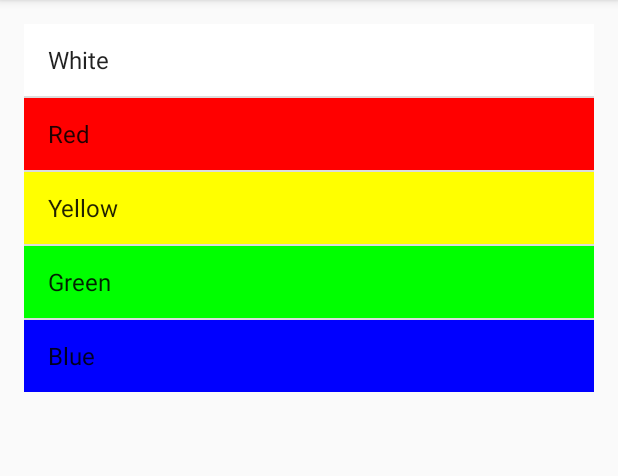
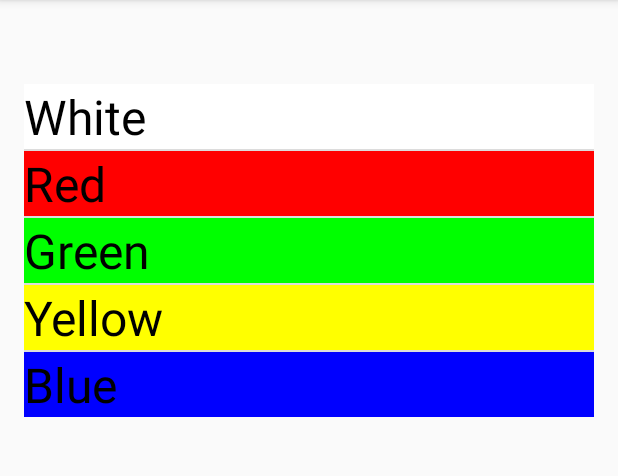
Before and after one commit to tuf23395/Lab3, an Android app: the screen it shows after launch (PaletteActivity), on a phone screen of 412 x 824 dp, the part 84-560 px from its top. Run offline under Robolectric (Android 15) with nearby library versions, the phone set to English and light mode, and no system bars.

Commit message:
Fragment Build

```diff
--- a/app/build.gradle
+++ b/app/build.gradle
@@ -8,8 +8,8 @@ android {
         applicationId "edu.temple.myapplication"
         minSdkVersion 23
         targetSdkVersion 24
-        versionCode 1
-        versionName "1.0"
+        versionCode 2
+        versionName "1.0.1-spanish"
     }
     buildTypes {
         release {
--- a/app/src/main/java/edu/temple/myapplication/CanvasActivity.java
+++ b/app/src/main/java/edu/temple/myapplication/CanvasActivity.java
@@ -13,6 +13,7 @@ import android.view.Window;
  * Created by Tom on 9/27/2016.
  */
 public class CanvasActivity extends AppCompatActivity {
+    static final String[] actualColors = {"White","Red","Green","Yellow","Blue"};
     @Override
     protected void onCreate(Bundle savedInstanceState) {
         super.onCreate(savedInstanceState);
@@ -24,10 +25,10 @@ public class CanvasActivity extends AppCompatActivity {
         Intent receivedIntent = getIntent();
 
         //  Grad the data that was passed.
-        String intentDataString = receivedIntent.getExtras().getString("Color");
+        int intentPosition = receivedIntent.getExtras().getInt("Position");
 
         View view = this.getWindow().getDecorView();
-        view.setBackgroundColor(Color.parseColor(intentDataString));;
+        view.setBackgroundColor(Color.parseColor(actualColors[intentPosition]));;
 
     }
 }
--- a/app/src/main/java/edu/temple/myapplication/CustomAdapter.java
+++ b/app/src/main/java/edu/temple/myapplication/CustomAdapter.java
@@ -5,11 +5,13 @@ import android.graphics.Color;
 import android.view.View;
 import android.view.ViewGroup;
 import android.widget.ArrayAdapter;
+import android.widget.TextView;
 
 /**
  * Created by Tom on 9/27/2016.
  */
 public    class CustomAdapter extends ArrayAdapter {
+    static final String[] actualColors = {"White","Red","Green","Yellow","Blue"};
     String[] Colors;
     public CustomAdapter(Context context, int resource, Object[] objects) {
         super(context, resource, objects);
@@ -19,14 +21,12 @@ public    class CustomAdapter extends ArrayAdapter {
     @Override
       public View getView(int position, View convertView, ViewGroup parent){
         View v = super.getView(position, convertView, parent);
-
-        v.setBackgroundColor(Color.parseColor(Colors[position]));
+        v.setBackgroundColor(Color.parseColor(actualColors[position]));
         return v;
     }
 
     public String getColor(int position, View convertView, ViewGroup parent){
         View v = super.getView(position, convertView, parent);
-
         return Colors[position];
     }
 }
--- a/app/src/main/java/edu/temple/myapplication/PaletteActivity.java
+++ b/app/src/main/java/edu/temple/myapplication/PaletteActivity.java
@@ -1,8 +1,12 @@
 package edu.temple.myapplication;
 
+import android.app.FragmentTransaction;
 import android.content.Intent;
+import android.content.res.Resources;
 import android.graphics.Color;
 import android.support.annotation.MainThread;
+import android.app.Fragment;
+import android.app.FragmentManager;
 import android.support.v7.app.AppCompatActivity;
 import android.os.Bundle;
 import android.view.View;
@@ -12,41 +16,54 @@ import android.widget.ListView;
 import android.widget.Spinner;
 import android.widget.Toast;
 
-public class PaletteActivity extends AppCompatActivity {
+public class PaletteActivity extends AppCompatActivity implements PaletteFragment.colorInterface {
+    boolean twoPanes;
     boolean firstRun = true;
-    String[] strings = {"White", "Red", "Yellow", "Green", "Blue"};
+
+
     CustomAdapter adapter;
     @Override
     protected void onCreate(Bundle savedInstanceState) {
         super.onCreate(savedInstanceState);
         setContentView(R.layout.activity_main);
 
-
-        ListView listView = (ListView) findViewById(R.id.listView);
+        twoPanes = (findViewById(R.id.canvasFragment)!=null);
 
 
 
-        adapter = new CustomAdapter(PaletteActivity.this, android.R.layout.simple_list_item_1, strings);
-
-        listView.setAdapter(adapter);
-
-        listView.setOnItemClickListener(new AdapterView.OnItemClickListener() {
-            @Override
-            public void onItemClick(AdapterView<?> parent, View view, int position, long id) {
-                if(firstRun)
-                {
-                    firstRun = false;
-                }
-                else{
-                String color = adapter.getColor(position, view, parent);
-                Intent launchActivityIntent = new Intent(PaletteActivity.this, CanvasActivity.class);
-                launchActivityIntent.putExtra("Color", color);
-                startActivity(launchActivityIntent);}
-
-            }
+        Fragment firstFragment = new PaletteFragment();
+        loadFragment(R.id.paletteFragment,firstFragment,false);
+        if(twoPanes)
+        {
+            loadFragment(R.id.canvasFragment,new canvasFragment(),false);
+        }
 
 
+    }
 
-        });
+    private void loadFragment(int paneID, Fragment fragment, boolean backStack){
+        FragmentManager fm = getFragmentManager();
+        FragmentTransaction ft = fm.beginTransaction().replace(paneID,fragment);
+        if(backStack){
+            ft.addToBackStack(null);
+        }
+        ft.commit();
+        fm.executePendingTransactions();
+    }
+
+    @Override
+    public void displayColor(View v, String color)
+    {
+        if(twoPanes){
+            canvasFragment cf = (canvasFragment) getFragmentManager().findFragmentById(R.id.canvasFragment);
+            View view = this.getWindow().getDecorView();
+            cf.displayColor(view, color);
+        }
+        else{
+            canvasFragment cf = new canvasFragment();
+            loadFragment(R.id.paletteFragment, cf, true);
+            View view = this.getWindow().getDecorView();
+            cf.displayColor(view, color);
+        }
     }
 }
--- /dev/null
+++ b/app/src/main/java/edu/temple/myapplication/PaletteFragment.java
@@ -0,0 +1,91 @@
+package edu.temple.myapplication;
+
+import android.app.Activity;
+import android.content.Context;
+import android.content.res.Resources;
+import android.net.Uri;
+import android.os.Bundle;
+import android.app.Fragment;
+import android.view.LayoutInflater;
+import android.view.View;
+import android.view.ViewGroup;
+import android.widget.AdapterView;
+import android.widget.ListView;
+
+import java.util.List;
+
+
+public class PaletteFragment extends Fragment {
+    static final String[] actualColors = {"White","Red","Green","Yellow","Blue"};
+    private static final String ARG_PARAM1 = "param1";
+    private static final String ARG_PARAM2 = "param2";
+
+    // TODO: Rename and change types of parameters
+    private String mParam1;
+    private String mParam2;
+
+    colorInterface activity;
+
+    public PaletteFragment() {
+        // Required empty public constructor
+    }
+
+
+    // TODO: Rename and change types and number of parameters
+    public static PaletteFragment newInstance(String param1, String param2) {
+        PaletteFragment fragment = new PaletteFragment();
+        Bundle args = new Bundle();
+        args.putString(ARG_PARAM1, param1);
+        args.putString(ARG_PARAM2, param2);
+        fragment.setArguments(args);
+        return fragment;
+    }
+
+    @Override
+    public void onCreate(Bundle savedInstanceState) {
+        super.onCreate(savedInstanceState);
+    }
+
+    @Override
+    public View onCreateView(LayoutInflater inflater, ViewGroup container,
+                             Bundle savedInstanceState) {
+        // Inflate the layout for this fragment
+        Resources res = getResources();
+        String[] colorStrings = res.getStringArray(R.array.colorStrings);
+
+       // CustomAdapter colors = new CustomAdapter(this.getContext(),);
+         View v = inflater.inflate(R.layout.fragment_palette, container, false);
+        ListView listView = (ListView) v.findViewById(R.id.listView);
+        CustomAdapter adapter = new CustomAdapter(getActivity().getApplicationContext(), R.layout.list_black_text, colorStrings);
+        final CustomAdapter adapter2 = adapter;
+        listView.setAdapter(adapter);
+
+        listView.setOnItemClickListener(new AdapterView.OnItemClickListener() {
+            @Override
+            public void onItemClick(AdapterView<?> parent, View view, int position, long id) {
+                String color = actualColors[position];
+                activity.displayColor(null, color);
+            }
+        });
+
+        return v;
+    }
+
+
+
+    @Override
+    public void onAttach(Activity c) {
+        super.onAttach(c);
+        activity = (colorInterface) c;
+    }
+
+    @Override
+    public void onDetach() {
+        super.onDetach();
+        activity = null;
+    }
+
+    public interface colorInterface{
+       void displayColor(View v, String color);
+    }
+}
--- /dev/null
+++ b/app/src/main/res/layout-land/activity_main.xml
@@ -0,0 +1,33 @@
+<?xml version="1.0" encoding="utf-8"?>
+<RelativeLayout xmlns:android="http://schemas.android.com/apk/res/android"
+    xmlns:tools="http://schemas.android.com/tools"
+    android:layout_width="match_parent"
+    android:layout_height="match_parent"
+    android:paddingBottom="@dimen/activity_vertical_margin"
+    android:paddingLeft="@dimen/activity_horizontal_margin"
+    android:paddingRight="@dimen/activity_horizontal_margin"
+    android:paddingTop="@dimen/activity_vertical_margin"
+    tools:context=".PaletteActivity"
+    android:orientation="horizontal"
+    android:weightSum="1">
+
+    <FrameLayout
+        android:layout_width="144dp"
+        android:layout_height="wrap_content"
+        android:name="edu.temple.myapplication.PaletteFragment"
+        android:id="@+id/paletteFragment"
+        android:layout_gravity="left"
+        android:layout_alignParentBottom="true"
+        android:layout_alignParentTop="true" />
+
+    <FrameLayout
+        android:layout_width="wrap_content"
+        android:layout_height="wrap_content"
+        android:name="edu.temple.myapplication.canvasFragment"
+        android:id="@+id/canvasFragment"
+        android:layout_alignParentTop="true"
+        android:layout_alignParentEnd="true"
+        android:layout_toEndOf="@+id/paletteFragment"
+        android:layout_alignParentBottom="true" />
+
+</RelativeLayout>
--- a/app/src/main/res/layout/activity_main.xml
+++ b/app/src/main/res/layout/activity_main.xml
@@ -6,13 +6,22 @@
     android:paddingBottom="@dimen/activity_vertical_margin"
     android:paddingLeft="@dimen/activity_horizontal_margin"
     android:paddingRight="@dimen/activity_horizontal_margin"
-    android:paddingTop="@dimen/activity_vertical_margin"
+    android:paddingTop="16dp"
     tools:context=".PaletteActivity">
+    <TextView xmlns:android="http://schemas.android.com/apk/res/android"
+        android:id="@android:id/text1"
+        android:paddingTop="2dip"
+        android:paddingBottom="3dip"
+        android:layout_width="fill_parent"
+        android:layout_height="wrap_content"
+        android:textColor="#000000" />
 
-    <ListView
+    <FrameLayout
         android:layout_width="wrap_content"
         android:layout_height="wrap_content"
-        android:id="@+id/listView"
-        android:layout_alignParentStart="true" />
-
+        android:name="edu.temple.myapplication.PaletteFragment"
+        android:id="@+id/paletteFragment"
+        android:layout_alignParentTop="true"
+        android:layout_centerHorizontal="true"
+        android:layout_marginTop="40dp" />
 </RelativeLayout>
--- /dev/null
+++ b/app/src/main/res/layout/fragment_canvas.xml
@@ -0,0 +1,6 @@
+<FrameLayout xmlns:android="http://schemas.android.com/apk/res/android"
+    xmlns:tools="http://schemas.android.com/tools"
+    android:layout_width="match_parent"
+    android:layout_height="match_parent"
+    tools:context="edu.temple.myapplication.canvasFragment">
+</FrameLayout>
--- /dev/null
+++ b/app/src/main/res/layout/fragment_palette.xml
@@ -0,0 +1,12 @@
+<FrameLayout xmlns:android="http://schemas.android.com/apk/res/android"
+    xmlns:tools="http://schemas.android.com/tools"
+    android:layout_width="match_parent"
+    android:layout_height="match_parent"
+    tools:context="edu.temple.myapplication.PaletteFragment">
+    <ListView
+        android:layout_width="match_parent"
+        android:layout_height="wrap_content"
+        android:id="@+id/listView"
+        android:layout_gravity="left|top" />
+
+</FrameLayout>
--- /dev/null
+++ b/app/src/main/res/layout/list_black_text.xml
@@ -0,0 +1,8 @@
+<?xml version="1.0" encoding="utf-8"?>
+<TextView xmlns:android="http://schemas.android.com/apk/res/android"
+    android:id="@+id/tv"
+    android:textColor="#000000"
+    android:textSize="32dp"
+    android:layout_width="fill_parent"
+    android:gravity="left"
+    android:layout_height="fill_parent"/>
--- a/app/src/main/res/values/strings.xml
+++ b/app/src/main/res/values/strings.xml
@@ -1,3 +1,13 @@
 <resources>
-    <string name="app_name">My Application</string>
+    <string name="app_name">ColorPicker</string>
+    <string-array name="colorStrings">
+        <item>White</item>
+        <item>Red</item>
+        <item>Green</item>
+        <item>Yellow</item>
+        <item>Blue</item>
+    </string-array>
+
+    <!-- TODO: Remove or change this placeholder text -->
+    <string name="hello_blank_fragment">Hello blank fragment</string>
 </resources>
```
Also changed, not shown: app/src/main/java/edu/temple/myapplication/canvasFragment.java (added, +65 -0 lines), app/src/main/ic_launcher-web.png (added), app/src/main/res/mipmap-hdpi/ic_launcher.png, app/src/main/res/mipmap-mdpi/ic_launcher.png, app/src/main/res/mipmap-xhdpi/ic_launcher.png, app/src/main/res/mipmap-xxhdpi/ic_launcher.png, app/src/main/res/mipmap-xxxhdpi/ic_launcher.png, 1 other file.
